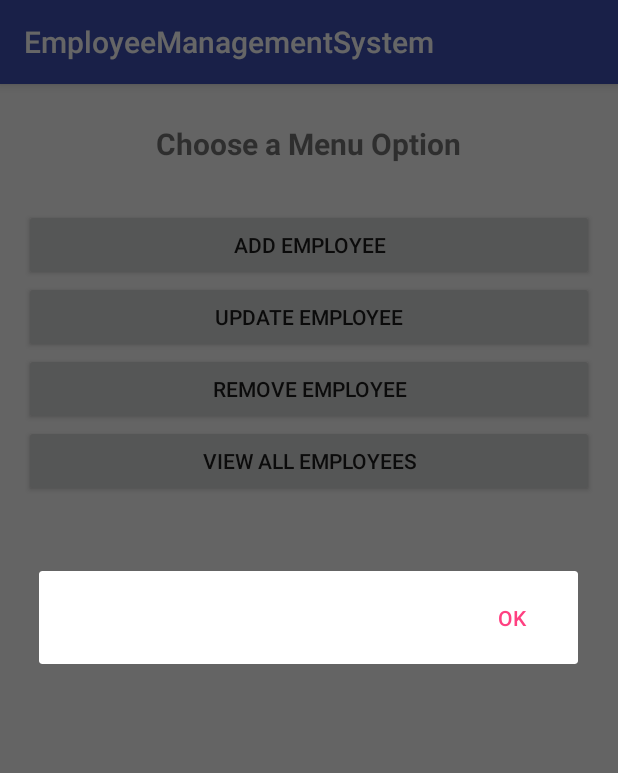
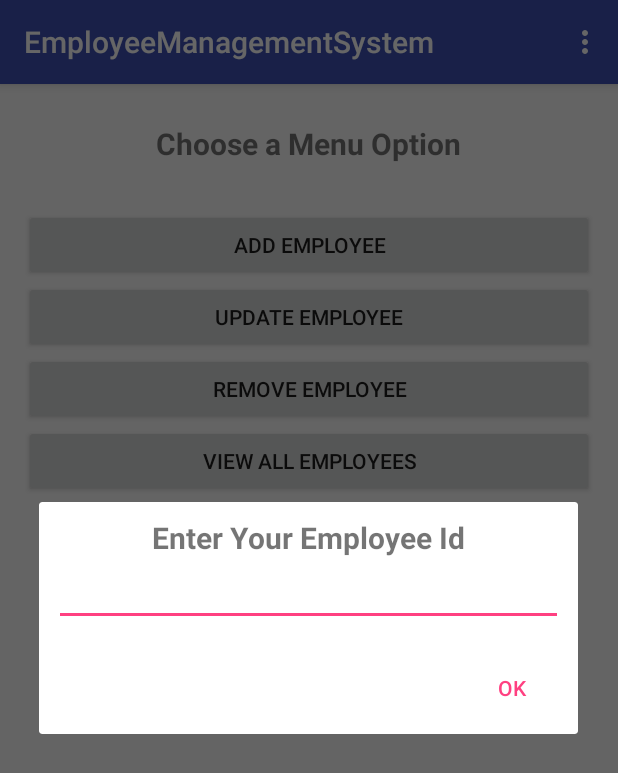
Before and after one commit to rizkipm/CrudSqliteApps, an Android app: the screen it shows after launch (MainActivity), after a tap on "UPDATE EMPLOYEE", on a phone screen of 412 x 824 dp. Shown: the top 773 px of the screen. Run offline under Robolectric (Android 15) with nearby library versions, the phone set to English and light mode, and no system bars.

Commit message:
Add new function
Add new function

```diff
--- a/app/src/main/AndroidManifest.xml
+++ b/app/src/main/AndroidManifest.xml
@@ -16,6 +16,9 @@
                 <category android:name="android.intent.category.LAUNCHER" />
             </intent-filter>
         </activity>
+
+        <activity android:name=".AddUpdateEmployee"/>
+        <activity android:name=".ViewAllEmployee"/>
     </application>
 
 </manifest>
--- a/app/src/main/java/rizki/pm/appscrudsqlite/AddUpdateEmployee.java
+++ b/app/src/main/java/rizki/pm/appscrudsqlite/AddUpdateEmployee.java
@@ -2,6 +2,7 @@ package rizki.pm.appscrudsqlite;
 
 import android.content.Intent;
 import android.os.Bundle;
+
 import android.support.v4.app.FragmentManager;
 import android.support.v7.app.AppCompatActivity;
 import android.view.View;
@@ -143,7 +144,6 @@ public class AddUpdateEmployee extends AppCompatActivity {
     }
 
 
-    @Override
     public void onFinishDialog(Date date) {
         hireDateEditText.setText(formatDate(date));
 
--- a/app/src/main/java/rizki/pm/appscrudsqlite/DatePickerFragment.java
+++ b/app/src/main/java/rizki/pm/appscrudsqlite/DatePickerFragment.java
@@ -1,9 +1,10 @@
 package rizki.pm.appscrudsqlite;
 
 import android.app.Dialog;
-import android.app.DialogFragment;
+
 import android.content.DialogInterface;
 import android.os.Bundle;
+import android.support.v4.app.DialogFragment;
 import android.view.LayoutInflater;
 import android.view.View;
 import android.widget.DatePicker;
--- a/app/src/main/java/rizki/pm/appscrudsqlite/MainActivity.java
+++ b/app/src/main/java/rizki/pm/appscrudsqlite/MainActivity.java
@@ -59,7 +59,7 @@ public class MainActivity extends AppCompatActivity {
         viewAllEmployeeButton.setOnClickListener(new View.OnClickListener() {
             @Override
             public void onClick(View v) {
-                Intent i = new Intent(MainActivity.this, ViewAllEmployees.class);
+                Intent i = new Intent(MainActivity.this, ViewAllEmployee.class);
                 startActivity(i);
             }
         });
@@ -86,7 +86,7 @@ public class MainActivity extends AppCompatActivity {
     public void getEmpIdAndUpdateEmp(){
 
         LayoutInflater li = LayoutInflater.from(this);
-        View getEmpIdView = li.inflate(R.layout.dialog_get_emp_id, null);
+        View getEmpIdView = li.inflate(R.layout.dialog_get_id, null);
 
         AlertDialog.Builder alertDialogBuilder = new AlertDialog.Builder(this);
         // set dialog_get_emp_id.xml to alertdialog builder
@@ -115,7 +115,7 @@ public class MainActivity extends AppCompatActivity {
     public void getEmpIdAndRemoveEmp(){
 
         LayoutInflater li = LayoutInflater.from(this);
-        View getEmpIdView = li.inflate(R.layout.dialog_get_emp_id, null);
+        View getEmpIdView = li.inflate(R.layout.dialog_get_id, null);
 
         AlertDialog.Builder alertDialogBuilder = new AlertDialog.Builder(this);
         // set dialog_get_emp_id.xml to alertdialog builder
@@ -140,16 +140,16 @@ public class MainActivity extends AppCompatActivity {
 
     }
 
-    @Override
-    protected void onResume() {
-        super.onResume();
-        employeeOps.open();
-    }
-
-    @Override
-    protected void onPause() {
-        super.onPause();
-        employeeOps.close();
-
-    }
+//    @Override
+//    protected void onResume() {
+//        super.onResume();
+//        employeeOps.open();
+//    }
+//
+//    @Override
+//    protected void onPause() {
+//        super.onPause();
+//        employeeOps.close();
+//
+//    }
 }
--- /dev/null
+++ b/app/src/main/res/layout/dialog_get_id.xml
@@ -0,0 +1,29 @@
+<?xml version="1.0" encoding="utf-8"?>
+<android.support.constraint.ConstraintLayout
+    xmlns:android="http://schemas.android.com/apk/res/android" android:layout_width="match_parent"
+    android:layout_height="match_parent">
+
+    <LinearLayout
+        android:id="@+id/layout_root"
+        android:layout_width="fill_parent"
+        android:layout_height="fill_parent"
+        android:orientation="vertical"
+        android:padding="@dimen/view_padding" >
+
+        <TextView
+            android:id="@+id/text_view_emp_id"
+            android:layout_width="wrap_content"
+            android:layout_height="wrap_content"
+            android:text="@string/enter_employee_id"
+            android:layout_gravity="center"
+            android:textSize="@dimen/text_size"
+            android:textStyle="bold" />
+
+        <EditText
+            android:id="@+id/editTextDialogUserInput"
+            android:layout_width="match_parent"
+            android:layout_height="wrap_content"/>
+
+    </LinearLayout>
+
+</android.support.constraint.ConstraintLayout>
--- /dev/null
+++ b/app/src/main/res/menu/employee_menu.xml
@@ -0,0 +1,8 @@
+<?xml version="1.0" encoding="utf-8"?>
+<menu xmlns:android="http://schemas.android.com/apk/res/android"
+    xmlns:app="http://schemas.android.com/apk/res-auto">
+    <item
+        android:id="@+id/menu_item_settings"
+        android:title="@string/settings"
+        app:showAsAction="never"/>
+</menu>
```
Also changed, not shown: app/src/main/res/layout/dialog_date.xml (+5 -29 lines).
